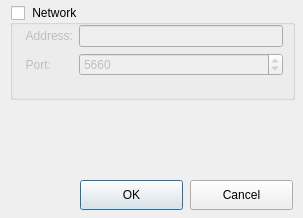
Above: c/openASC_Controller_v2/ui/settingsdialog.ui from thegeek82000/openasc before the change. Below: the same form after it.
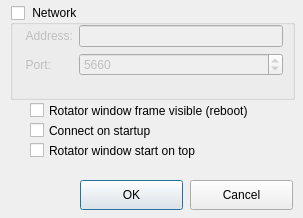
That is the form after the change.

Commit message: - Added option to connect on startup - Added option to show rotator window on startup (on top) - Added option to remove the frame of the rotator window (useful for touch monitor dedicated to show the rotators) - Added key capture on the rotator window, making it possible to hide it without having the frame of the window (by clicking the button q) - Added key capture for putting the position of the rotator window at position upper left corner, which will be useful when having a touch screen monitor dedicated for the rotator window

```diff
--- a/c/openASC_Controller_v2/ui/settingsdialog.ui
+++ b/c/openASC_Controller_v2/ui/settingsdialog.ui
@@ -127,6 +127,45 @@
     </layout>
    </widget>
   </widget>
+  <widget class="QCheckBox" name="checkBoxRotatorWindowFrame">
+   <property name="geometry">
+    <rect>
+     <x>30</x>
+     <y>100</y>
+     <width>251</width>
+     <height>21</height>
+    </rect>
+   </property>
+   <property name="text">
+    <string>Rotator window frame visible (reboot)</string>
+   </property>
+  </widget>
+  <widget class="QCheckBox" name="checkBoxConnectOnStartup">
+   <property name="geometry">
+    <rect>
+     <x>30</x>
+     <y>120</y>
+     <width>251</width>
+     <height>21</height>
+    </rect>
+   </property>
+   <property name="text">
+    <string>Connect on startup</string>
+   </property>
+  </widget>
+  <widget class="QCheckBox" name="checkBoxRotatorWindowStartOnStop">
+   <property name="geometry">
+    <rect>
+     <x>30</x>
+     <y>140</y>
+     <width>251</width>
+     <height>21</height>
+    </rect>
+   </property>
+   <property name="text">
+    <string>Rotator window start on top</string>
+   </property>
+  </widget>
  </widget>
  <resources/>
  <connections>
```
The commit also changes 5 other files.
